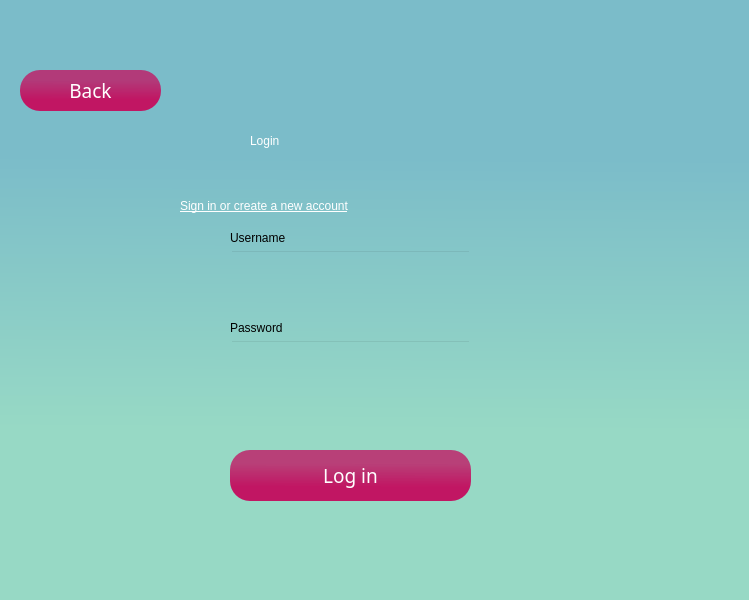
Above: login.ui from PetreRaul/EyeTester before the change. Below: the same form after it.
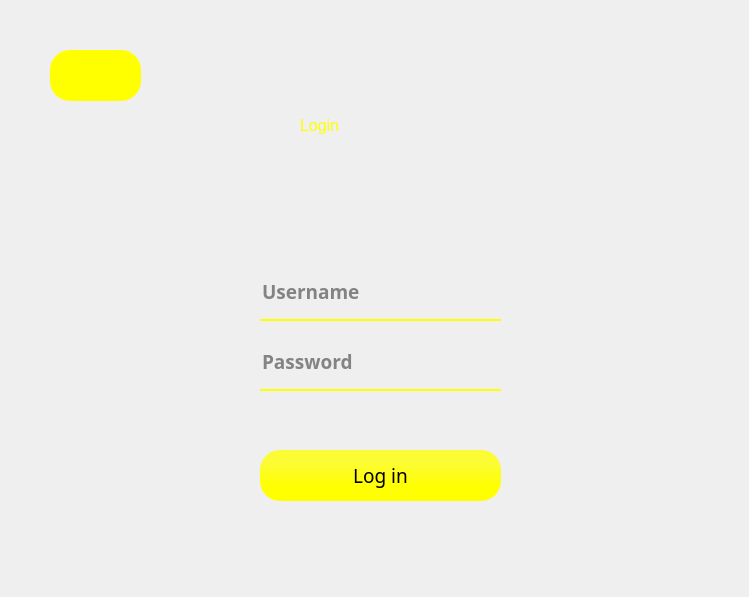
That is the form after the change. Icons and pictures are not drawn.

Commit message: regex for password, unique username, UI modified,

The edit to the form file:
```diff
--- a/login.ui
+++ b/login.ui
@@ -7,16 +7,21 @@
     <x>0</x>
     <y>0</y>
     <width>749</width>
-    <height>600</height>
+    <height>597</height>
    </rect>
   </property>
+  <property name="font">
+   <font>
+    <pointsize>12</pointsize>
+   </font>
+  </property>
   <property name="windowTitle">
    <string>Dialog</string>
   </property>
   <widget class="QWidget" name="mainWindow" native="true">
    <property name="geometry">
     <rect>
-     <x>-50</x>
+     <x>0</x>
      <y>0</y>
      <width>800</width>
      <height>600</height>
@@ -24,47 +29,30 @@
    </property>
    <property name="styleSheet">
     <string notr="true">QWidget#mainWindow{
-background-color: qlineargradient(spread:pad, x1:0.506, y1:0.261, x2:0.500051, y2:1, stop:0 rgba(123, 188, 201, 255), stop:0.619318 rgba(151, 217, 197, 255));}</string>
+background-image: url(:/newPrefix/Default_background_image_for_an_eye_application_appealing_easy_1.jpg);
+}</string>
    </property>
    <widget class="QLabel" name="label">
     <property name="geometry">
      <rect>
       <x>300</x>
       <y>90</y>
-      <width>201</width>
-      <height>101</height>
+      <width>141</width>
+      <height>71</height>
      </rect>
     </property>
     <property name="styleSheet">
-     <string notr="true">font: 87 48pt &quot;Segoe UI Black&quot;;
-color:rgb(255, 255, 255)</string>
+     <string notr="true">font: 87 36pt &quot;Segoe UI Black&quot;;
+color:#FFFF00;</string>
     </property>
     <property name="text">
      <string>Login</string>
     </property>
    </widget>
-   <widget class="QLabel" name="label_2">
-    <property name="geometry">
-     <rect>
-      <x>230</x>
-      <y>180</y>
-      <width>331</width>
-      <height>51</height>
-     </rect>
-    </property>
-    <property name="styleSheet">
-     <string notr="true">text-decoration: underline;
-font: 87 16pt &quot;Segoe UI Black&quot;;
-color: white</string>
-    </property>
-    <property name="text">
-     <string>Sign in or create a new account</string>
-    </property>
-   </widget>
    <widget class="QPushButton" name="loginAccount">
     <property name="geometry">
      <rect>
-      <x>280</x>
+      <x>260</x>
       <y>450</y>
       <width>241</width>
       <height>51</height>
@@ -83,8 +71,8 @@
      <string notr="true">border-radius:20px;
 background-color: rgba(193, 22, 99, 200);
 font: 87 14pt &quot;Segoe UI Black&quot;;
-background-color: qlineargradient(spread:pad, x1:0.506, y1:0.261, x2:0.500051, y2:1, stop:0 rgba(193, 22, 99, 200), stop:0.619318 rgba(193, 22, 99, 255));
-color:white</string>
+background-color: qlineargradient(spread:pad, x1:0.506, y1:0.261, x2:0.500051, y2:1, stop:0 rgba(255, 255, 0, 200), stop:0.619318 rgba(255, 255, 0, 255));
+color:black</string>
     </property>
     <property name="text">
      <string>Log in</string>
@@ -93,70 +81,78 @@
    <widget class="QLineEdit" name="userField">
     <property name="geometry">
      <rect>
-      <x>280</x>
-      <y>250</y>
+      <x>260</x>
+      <y>270</y>
       <width>241</width>
       <height>51</height>
      </rect>
     </property>
+    <property name="font">
+     <font>
+      <family>Segoe UI Black</family>
+      <pointsize>14</pointsize>
+      <weight>75</weight>
+      <bold>true</bold>
+      <underline>false</underline>
+     </font>
+    </property>
     <property name="styleSheet">
-     <string notr="true">background-color: rgba(0,0,0,0)</string>
+     <string notr="true">background-color: rgba(0,0,0,0);
+border: none;
+border-bottom: 2px solid rgba(255, 255, 0, 255);
+color: rgba(0, 0, 0, 230);
+padding-bottom: 7px;</string>
+    </property>
+    <property name="placeholderText">
+     <string>Username</string>
     </property>
    </widget>
    <widget class="QLineEdit" name="passwordField">
     <property name="geometry">
      <rect>
-      <x>280</x>
+      <x>260</x>
       <y>340</y>
       <width>241</width>
       <height>51</height>
      </rect>
     </property>
-    <property name="styleSheet">
-     <string notr="true">background-color: rgba(0,0,0,0)</string>
+    <property name="font">
+     <font>
+      <family>Segoe UI Black</family>
+      <pointsize>14</pointsize>
+      <weight>75</weight>
+      <bold>true</bold>
+     </font>
     </property>
-   </widget>
-   <widget class="QLabel" name="label_3">
-    <property name="geometry">
-     <rect>
-      <x>280</x>
-      <y>230</y>
-      <width>81</width>
-      <height>16</height>
-     </rect>
-    </property>
     <property name="styleSheet">
-     <string notr="true">font: 87 12pt &quot;Segoe UI Black&quot;;</string>
+     <string notr="true">background-color: rgba(0,0,0,0);
+border: none;
+border-bottom: 2px solid rgba(255, 255, 0, 255);
+color: rgba(0, 0, 0, 230);
+padding-bottom: 7px;</string>
     </property>
-    <property name="text">
-     <string>Username</string>
-    </property>
-   </widget>
-   <widget class="QLabel" name="label_4">
-    <property name="geometry">
-     <rect>
-      <x>280</x>
-      <y>320</y>
-      <width>81</width>
-      <height>16</height>
-     </rect>
-    </property>
-    <property name="styleSheet">
-     <string notr="true">font: 87 12pt &quot;Segoe UI Black&quot;;</string>
-    </property>
-    <property name="text">
+    <property name="placeholderText">
      <string>Password</string>
     </property>
    </widget>
    <widget class="QLabel" name="errorField">
     <property name="geometry">
      <rect>
-      <x>280</x>
+      <x>270</x>
       <y>410</y>
-      <width>241</width>
+      <width>251</width>
       <height>20</height>
      </rect>
     </property>
+    <property name="font">
+     <font>
+      <family>Arial</family>
+      <pointsize>14</pointsize>
+      <weight>9</weight>
+      <italic>false</italic>
+      <bold>false</bold>
+     </font>
+    </property>
     <property name="styleSheet">
      <string notr="true">color: red;
 font: 75 14pt &quot;Arial&quot;;</string>
@@ -168,10 +164,10 @@
    <widget class="QPushButton" name="backLoginButton">
     <property name="geometry">
      <rect>
-      <x>70</x>
-      <y>70</y>
-      <width>141</width>
-      <height>41</height>
+      <x>50</x>
+      <y>50</y>
+      <width>91</width>
+      <height>51</height>
      </rect>
     </property>
     <property name="font">
@@ -187,11 +183,21 @@
      <string notr="true">border-radius:20px;
 background-color: rgba(193, 22, 99, 200);
 font: 87 14pt &quot;Segoe UI Black&quot;;
-background-color: qlineargradient(spread:pad, x1:0.506, y1:0.261, x2:0.500051, y2:1, stop:0 rgba(193, 22, 99, 200), stop:0.619318 rgba(193, 22, 99, 255));
+background-color: #FFFF00;
 color:white</string>
     </property>
     <property name="text">
-     <string>Back</string>
+     <string/>
+    </property>
+    <property name="icon">
+     <iconset resource="images.qrc">
+      <normaloff>:/newPrefix/arrows.png</normaloff>:/newPrefix/arrows.png</iconset>
+    </property>
+    <property name="iconSize">
+     <size>
+      <width>40</width>
+      <height>40</height>
+     </size>
     </property>
    </widget>
   </widget>
```
Left out of the diff: 4 changed lines with no effect on the pictures. The commit also changes 7 other files.
